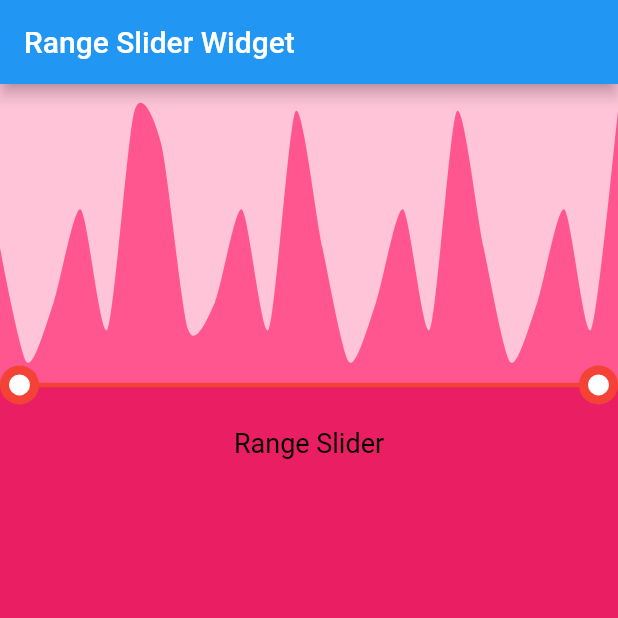
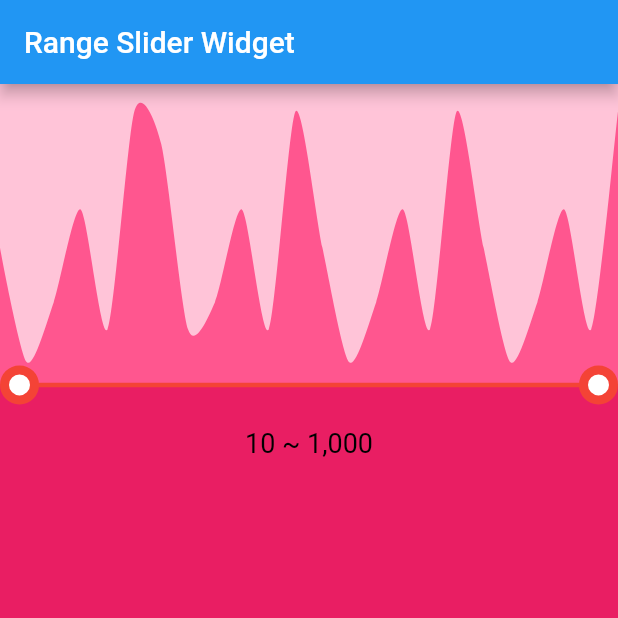
Before and after one commit to soogil/flutter_app, a Flutter app: the screen it shows after launch, on a phone screen of 412 x 824 dp, the top half of it. Run offline on Flutter 3.47's test engine with Material 2 defaults, Android fonts, the phone set to English and light mode, and no system bars.

Commit message:
[soogil] range slider change title

```diff
--- a/lib/page/main-page.view.dart
+++ b/lib/page/main-page.view.dart
@@ -34,7 +34,7 @@ class MainPageView extends StatelessWidget {
         rangeSliderLabelBuilder: (double startValue, double endValue) {
           return Container(
             child:Text(
-              _viewModel.rangeTitle,
+              _viewModel.getRangeTitle(startValue, endValue),
               style: TextStyle(
                   fontSize: 18,
                   color: Colors.black
--- a/lib/page/main-page.viewmodel.dart
+++ b/lib/page/main-page.viewmodel.dart
@@ -1,4 +1,4 @@
-
+import 'package:intl/intl.dart';
 
 class MainPageViewModel {
 
@@ -9,6 +9,14 @@ class MainPageViewModel {
 
   List<int> _volumes;
 
+  String _getStrCurrencyFormat(dynamic price){
+    return NumberFormat("#,##0").format(price);
+  }
+
+  String getRangeTitle(double min, double max) {
+    return _getStrCurrencyFormat(min) + ' ~ ' + _getStrCurrencyFormat(max);
+  }
+
   List<int> get volumes => _volumes;
 
   String get rangeTitle => 'Range Slider';
--- a/pubspec.yaml
+++ b/pubspec.yaml
@@ -28,6 +28,7 @@ dependencies:
   # The following adds the Cupertino Icons font to your application.
   # Use with the CupertinoIcons class for iOS style icons.
   cupertino_icons: ^1.0.0
+  intl: ^0.15.7
 
 dev_dependencies:
   flutter_test:
```
Also changed, not shown: pubspec.lock.
